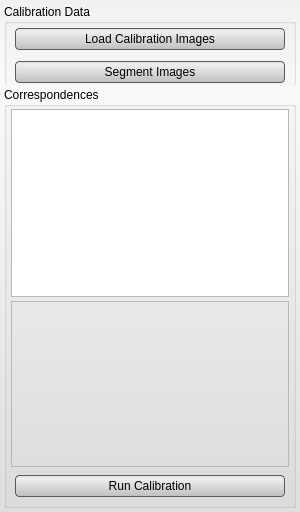
Above: src/Interface/BackscatterReconstruction/CalibrationToolInterface.ui from rblake/seg3d2 before the change. Below: the same form after it.
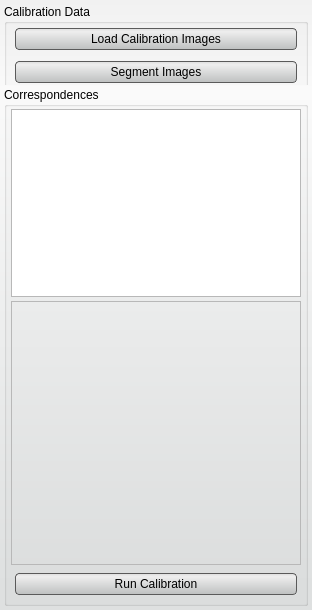
That is the form after the change. Icons and pictures are not drawn.

Commit message: Add new calibration guide image. GUI widget size may still need tweaking.

The edit to the form file:
```diff
--- a/src/Interface/BackscatterReconstruction/CalibrationToolInterface.ui
+++ b/src/Interface/BackscatterReconstruction/CalibrationToolInterface.ui
@@ -6,8 +6,8 @@
    <rect>
     <x>0</x>
     <y>0</y>
-    <width>300</width>
-    <height>512</height>
+    <width>312</width>
+    <height>610</height>
    </rect>
   </property>
   <property name="windowTitle">
@@ -159,7 +159,7 @@
         <property name="minimumSize">
          <size>
           <width>264</width>
-          <height>166</height>
+          <height>264</height>
          </size>
         </property>
         <property name="frameShape">
```
The commit also changes 1 other file.
